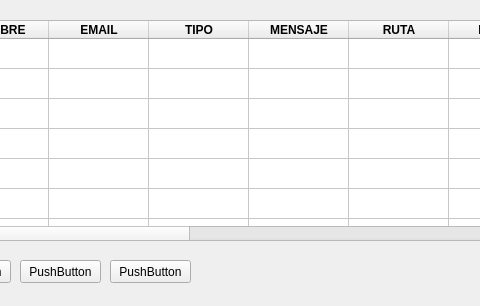
Before: the Qt Designer form Vistas/Diseño de Interfaces/administrador.ui in jesussalatiel/Asistente-Virtual, drawn with Qt 5; both pictures show x 190 to 670 and y 0 to 306 of the 872 by 306 pixel window.
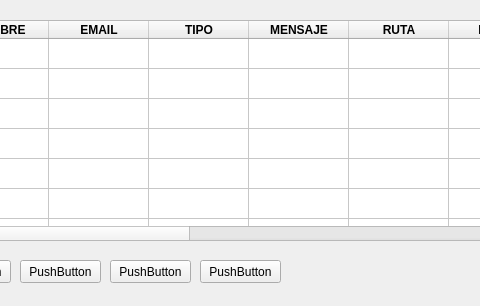
After: the same form once the commit is applied.

The edit to the form file:
```diff
--- a/Vistas/Diseño de Interfaces/administrador.ui
+++ b/Vistas/Diseño de Interfaces/administrador.ui
@@ -207,6 +207,19 @@
      <string>PushButton</string>
     </property>
    </widget>
+   <widget class="QPushButton" name="pushButton_5">
+    <property name="geometry">
+     <rect>
+      <x>390</x>
+      <y>260</y>
+      <width>81</width>
+      <height>23</height>
+     </rect>
+    </property>
+    <property name="text">
+     <string>PushButton</string>
+    </property>
+   </widget>
   </widget>
   <widget class="QStatusBar" name="statusbar"/>
   <action name="actionABRIR">
```
